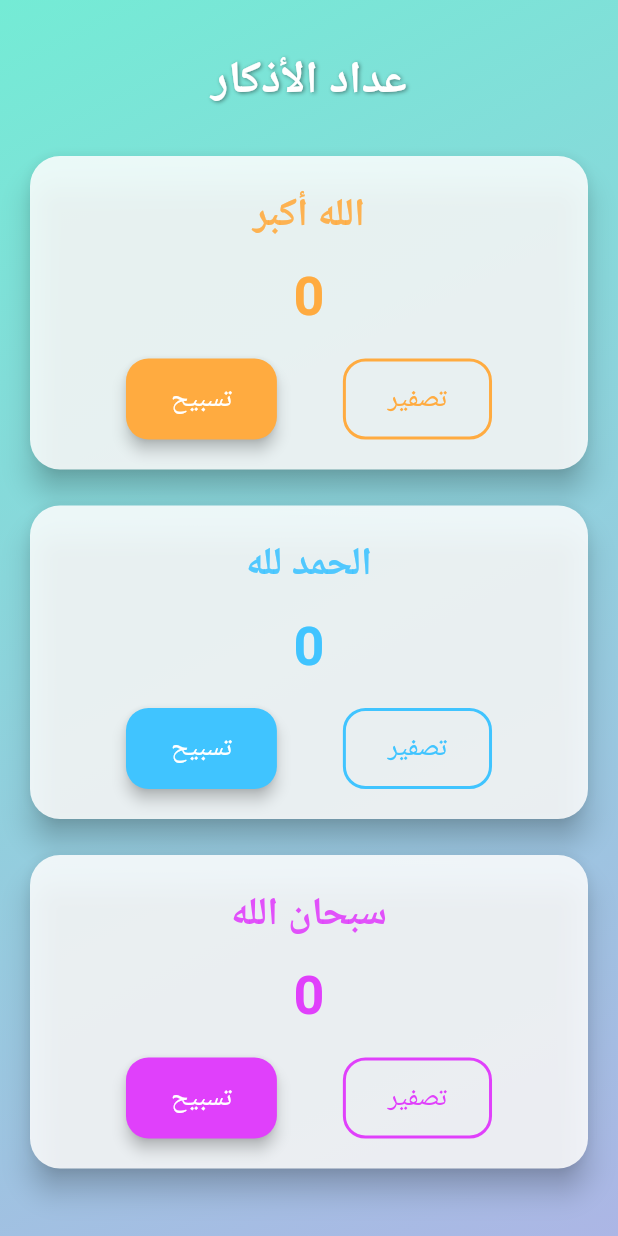
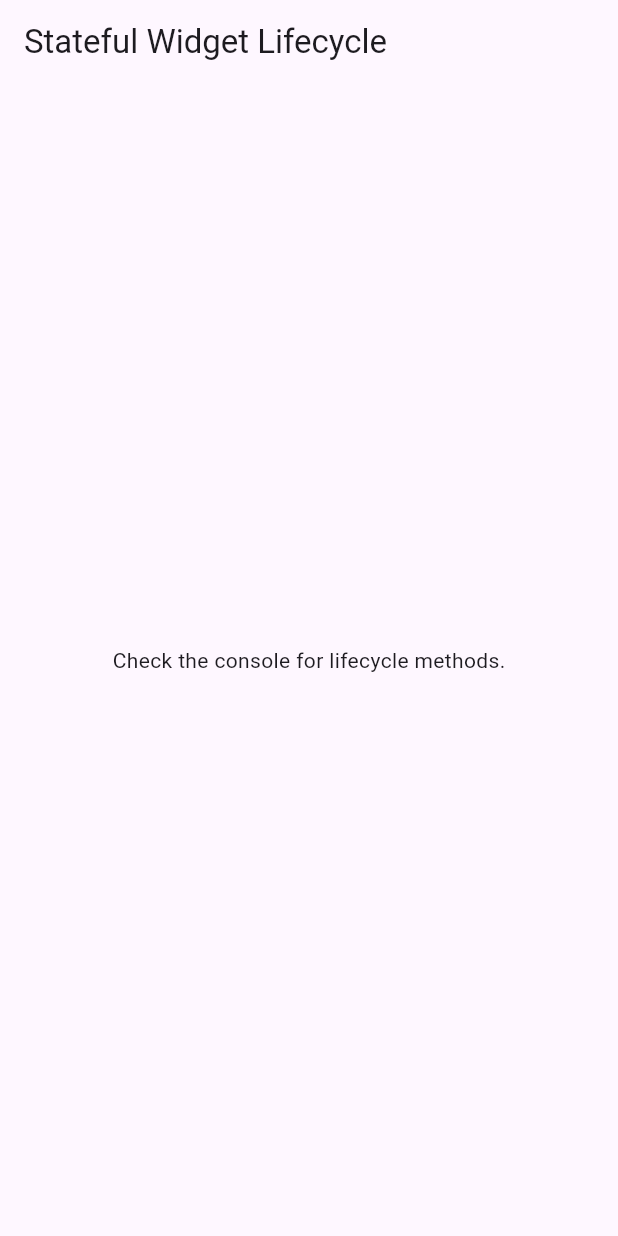
Before and after one commit to LAHENLAHRN/allapplication, a Flutter app: the screen it shows after launch, on a phone screen of 412 x 824 dp. Run offline on Flutter 3.47's test engine with Material 3 defaults, Android fonts, the phone set to English and light mode, and no system bars.

Commit message:
lesson_04_lifecycle_of_stateful_widget

```diff
--- a/lib/main.dart
+++ b/lib/main.dart
@@ -1,173 +1,37 @@
 import 'package:flutter/material.dart';
 
 void main() {
-  runApp(const TasbeehApp());
+  runApp(MyLifecycleApp());
 }
 
-class TasbeehApp extends StatelessWidget {
-  const TasbeehApp({super.key});
+class MyLifecycleApp extends StatefulWidget {
+  @override
+  _MyLifecycleAppState createState() => _MyLifecycleAppState();
+}
+
+class _MyLifecycleAppState extends State<MyLifecycleApp> {
+  @override
+  void initState() {
+    super.initState();
+    print("initState called");
+  }
+
+  @override
+  void dispose() {
+    print("dispose called");
+    super.dispose();
+  }
 
   @override
   Widget build(BuildContext context) {
+    print("build called");
     return MaterialApp(
-      debugShowCheckedModeBanner: false,
-      title: 'عداد التسبيح',
-      theme: ThemeData(
-        fontFamily: 'Roboto',
-        primarySwatch: Colors.teal,
-      ),
-      home: const TasbeehScreen(),
-    );
-  }
-}
-
-class TasbeehScreen extends StatefulWidget {
-  const TasbeehScreen({super.key});
-
-  @override
-  State<TasbeehScreen> createState() => _TasbeehScreenState();
-}
-
-class _TasbeehScreenState extends State<TasbeehScreen> {
-  int allahuAkbar = 0;
-  int alhamdulillah = 0;
-  int subhanAllah = 0;
-
-  @override
-  Widget build(BuildContext context) {
-    return Scaffold(
-      body: Container(
-        decoration: const BoxDecoration(
-          gradient: LinearGradient(
-            colors: [Color(0xFF74EBD5), Color(0xFFACB6E5)],
-            begin: Alignment.topLeft,
-            end: Alignment.bottomRight,
-          ),
+      home: Scaffold(
+        appBar: AppBar(
+          title: Text('Stateful Widget Lifecycle'),
         ),
-        child: SafeArea(
-          child: SingleChildScrollView(
-            physics: const BouncingScrollPhysics(),
-            padding: const EdgeInsets.all(16.0),
-            child: Column(
-              children: [
-                const SizedBox(height: 16),
-                const Text(
-                  'عداد الأذكار',
-                  style: TextStyle(
-                    fontSize: 30,
-                    fontWeight: FontWeight.bold,
-                    color: Colors.white,
-                    shadows: [
-                      Shadow(
-                        color: Colors.black45,
-                        offset: Offset(1, 1),
-                        blurRadius: 3,
-                      ),
-                    ],
-                  ),
-                ),
-                const SizedBox(height: 24),
-                _buildCounterCard(
-                  title: 'الله أكبر',
-                  count: allahuAkbar,
-                  color: Colors.orangeAccent,
-                  onTap: () => setState(() => allahuAkbar++),
-                  onReset: () => setState(() => allahuAkbar = 0),
-                ),
-                const SizedBox(height: 16),
-                _buildCounterCard(
-                  title: 'الحمد لله',
-                  count: alhamdulillah,
-                  color: Colors.lightBlueAccent,
-                  onTap: () => setState(() => alhamdulillah++),
-                  onReset: () => setState(() => alhamdulillah = 0),
-                ),
-                const SizedBox(height: 16),
-                _buildCounterCard(
-                  title: 'سبحان الله',
-                  count: subhanAllah,
-                  color: Colors.purpleAccent,
-                  onTap: () => setState(() => subhanAllah++),
-                  onReset: () => setState(() => subhanAllah = 0),
-                ),
-                const SizedBox(height: 30),
-              ],
-            ),
-          ),
-        ),
-      ),
-    );
-  }
-
-  Widget _buildCounterCard({
-    required String title,
-    required int count,
-    required Color color,
-    required VoidCallback onTap,
-    required VoidCallback onReset,
-  }) {
-    return Card(
-      color: Colors.white.withOpacity(0.85),
-      shape: RoundedRectangleBorder(borderRadius: BorderRadius.circular(20)),
-      elevation: 8,
-      child: Padding(
-        padding: const EdgeInsets.all(20),
-        child: Column(
-          children: [
-            Text(
-              title,
-              style: TextStyle(
-                fontSize: 26,
-                fontWeight: FontWeight.bold,
-                color: color.withOpacity(0.9),
-              ),
-            ),
-            const SizedBox(height: 10),
-            Text(
-              '$count',
-              style: TextStyle(
-                fontSize: 36,
-                fontWeight: FontWeight.w600,
-                color: color,
-              ),
-            ),
-            const SizedBox(height: 16),
-            Row(
-              mainAxisAlignment: MainAxisAlignment.spaceEvenly,
-              children: [
-                ElevatedButton(
-                  onPressed: onTap,
-                  style: ElevatedButton.styleFrom(
-                    backgroundColor: color,
-                    foregroundColor: Colors.white,
-                    padding: const EdgeInsets.symmetric(
-                        horizontal: 30, vertical: 14),
-                    shape: RoundedRectangleBorder(
-                        borderRadius: BorderRadius.circular(15)),
-                    elevation: 4,
-                  ),
-                  child: const Text(
-                    'تسبيح',
-                    style: TextStyle(fontSize: 18),
-                  ),
-                ),
-                OutlinedButton(
-                  onPressed: onReset,
-                  style: OutlinedButton.styleFrom(
-                    side: BorderSide(color: color, width: 2),
-                    padding: const EdgeInsets.symmetric(
-                        horizontal: 30, vertical: 14),
-                    shape: RoundedRectangleBorder(
-                        borderRadius: BorderRadius.circular(15)),
-                  ),
-                  child: Text(
-                    'تصفير',
-                    style: TextStyle(fontSize: 18, color: color),
-                  ),
-                ),
-              ],
-            ),
-          ],
+        body: Center(
+          child: Text('Check the console for lifecycle methods.'),
         ),
       ),
     );
```
Also changed, not shown: 1 other file.
